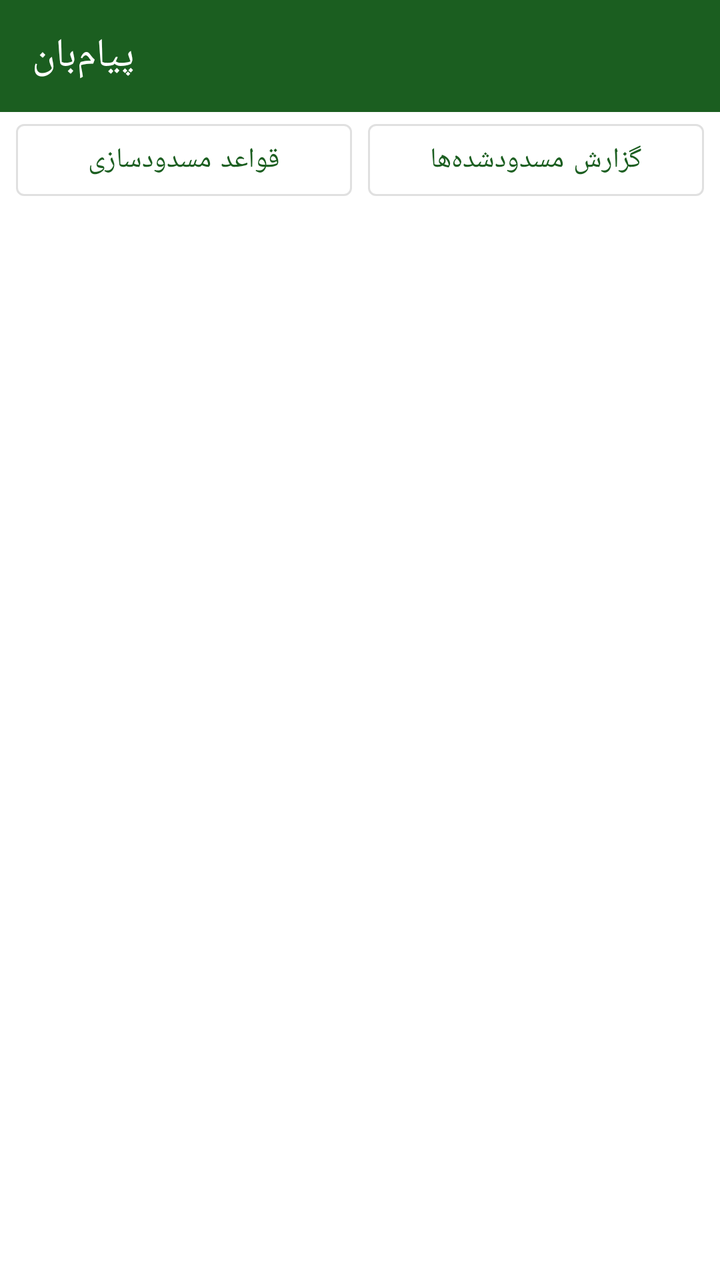
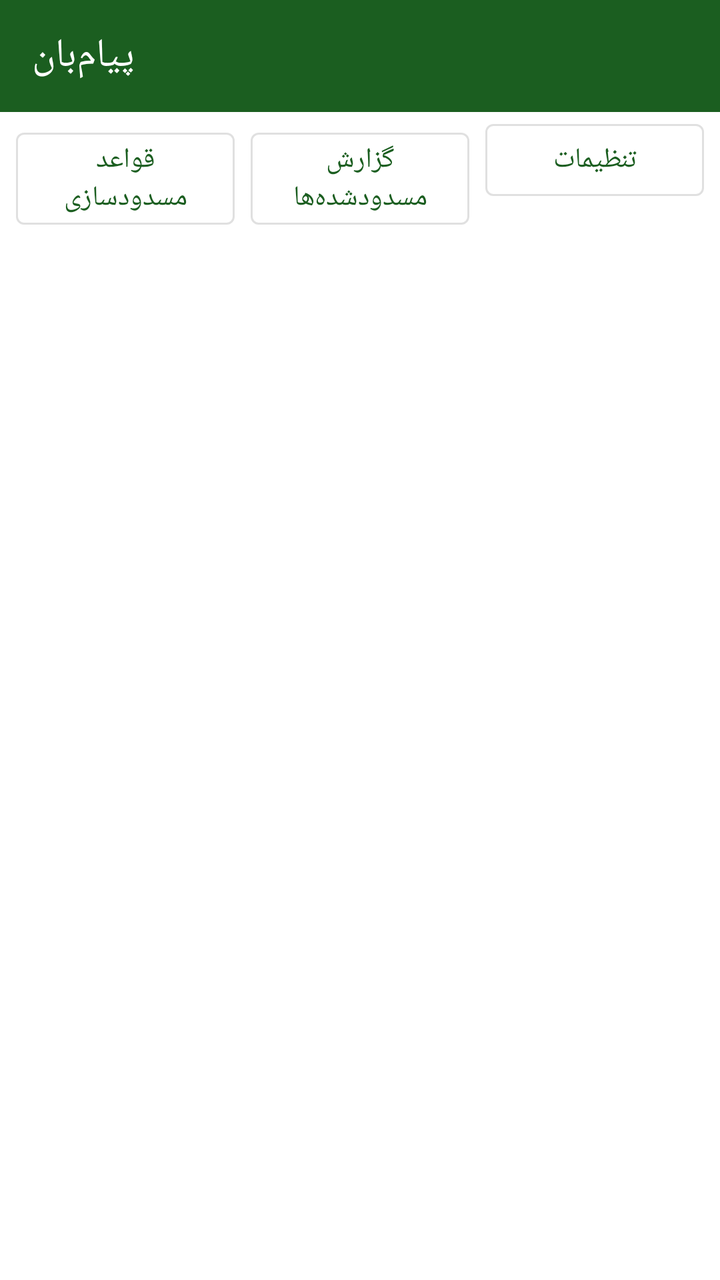

Screens rendered from an Android XML layout before and after an edit, with the pre-edit source and the edit as a unified diff.
<!-- AndroidManifest.xml: application theme Theme.SmsGuard -->
<!-- res/layout/activity_main.xml -->
<?xml version="1.0" encoding="utf-8"?>
<LinearLayout xmlns:android="http://schemas.android.com/apk/res/android"
    xmlns:app="http://schemas.android.com/apk/res-auto"
    android:layout_width="match_parent"
    android:layout_height="match_parent"
    android:orientation="vertical">

    <com.google.android.material.appbar.MaterialToolbar
        android:id="@+id/toolbar"
        android:layout_width="match_parent"
        android:layout_height="?attr/actionBarSize"
        android:background="?attr/colorPrimary"
        app:title="@string/app_name"
        app:titleTextColor="@android:color/white" />

    <com.google.android.material.card.MaterialCardView
        android:id="@+id/cardDefaultBanner"
        android:layout_width="match_parent"
        android:layout_height="wrap_content"
        android:layout_margin="8dp"
        android:visibility="gone"
        app:cardCornerRadius="8dp">

        <LinearLayout
            android:layout_width="match_parent"
            android:layout_height="wrap_content"
            android:orientation="vertical"
            android:padding="12dp">

            <TextView
                android:layout_width="match_parent"
                android:layout_height="wrap_content"
                android:text="@string/not_default_banner"
                android:textSize="14sp" />

            <com.google.android.material.button.MaterialButton
                android:id="@+id/buttonMakeDefault"
                android:layout_width="wrap_content"
                android:layout_height="wrap_content"
                android:layout_marginTop="8dp"
                android:text="@string/make_default" />
        </LinearLayout>
    </com.google.android.material.card.MaterialCardView>

    <LinearLayout
        android:layout_width="match_parent"
        android:layout_height="wrap_content"
        android:orientation="horizontal"
        android:paddingStart="8dp"
        android:paddingEnd="8dp">

        <com.google.android.material.button.MaterialButton
            android:id="@+id/buttonRules"
            style="@style/Widget.MaterialComponents.Button.OutlinedButton"
            android:layout_width="0dp"
            android:layout_height="wrap_content"
            android:layout_weight="1"
            android:text="@string/rules" />

        <com.google.android.material.button.MaterialButton
            android:id="@+id/buttonBlocked"
            style="@style/Widget.MaterialComponents.Button.OutlinedButton"
            android:layout_width="0dp"
            android:layout_height="wrap_content"
            android:layout_marginStart="8dp"
            android:layout_weight="1"
            android:text="@string/blocked_log" />
    </LinearLayout>

    <FrameLayout
        android:layout_width="match_parent"
        android:layout_height="0dp"
        android:layout_weight="1">

        <androidx.recyclerview.widget.RecyclerView
            android:id="@+id/recyclerThreads"
            android:layout_width="match_parent"
            android:layout_height="match_parent"
            android:clipToPadding="false"
            android:paddingTop="8dp"
            android:paddingBottom="8dp" />

        <TextView
            android:id="@+id/textEmpty"
            android:layout_width="wrap_content"
            android:layout_height="wrap_content"
            android:layout_gravity="center"
            android:text="@string/no_threads"
            android:visibility="gone" />
    </FrameLayout>

</LinearLayout>
<!-- resources referenced by this layout -->
<resources>
  <string name="app_name">پیام‌بان</string>
  <string name="blocked_log">گزارش مسدودشده‌ها</string>
  <string name="make_default">تعیین به‌عنوان اپ پیامک پیش‌فرض</string>
  <string name="no_threads">هنوز پیامکی وجود ندارد.</string>
  <string name="not_default_banner">این برنامه هنوز اپ پیش‌فرض پیامک نیست. تا وقتی پیش‌فرض نشود، پیامکی دریافت نمی‌کند و قواعد مسدودسازی کار نمی‌کنند.</string>
  <string name="rules">قواعد مسدودسازی</string>
  <style name="Theme.SmsGuard" parent="Theme.MaterialComponents.DayNight.NoActionBar">
          <item name="colorPrimary">@color/colorPrimary</item>
          <item name="colorPrimaryVariant">@color/colorPrimaryDark</item>
          <item name="colorOnPrimary">@android:color/white</item>
          <item name="colorSecondary">@color/colorAccent</item>
          <item name="colorSecondaryVariant">@color/colorAccent</item>
          <item name="colorOnSecondary">@android:color/white</item>
          <item name="android:statusBarColor">@color/colorPrimaryDark</item>
      </style>
  <color name="colorPrimary">#1B5E20</color>
  <color name="colorPrimaryDark">#0D3B12</color>
  <color name="colorAccent">#2E7D32</color>
</resources>

<!-- the commit's change to res/layout/activity_main.xml (unified diff, before → after) -->
@@ -65,6 +65,15 @@
             android:layout_marginStart="8dp"
             android:layout_weight="1"
             android:text="@string/blocked_log" />
+
+        <com.google.android.material.button.MaterialButton
+            android:id="@+id/buttonSettings"
+            style="@style/Widget.MaterialComponents.Button.OutlinedButton"
+            android:layout_width="0dp"
+            android:layout_height="wrap_content"
+            android:layout_marginStart="8dp"
+            android:layout_weight="1"
+            android:text="@string/settings" />
     </LinearLayout>
 
     <FrameLayout
<!-- resource entries referenced after the edit -->
@@ -6,6 +6,7 @@
   <string name="no_threads">هنوز پیامکی وجود ندارد.</string>
   <string name="not_default_banner">این برنامه هنوز اپ پیش‌فرض پیامک نیست. تا وقتی پیش‌فرض نشود، پیامکی دریافت نمی‌کند و قواعد مسدودسازی کار نمی‌کنند.</string>
   <string name="rules">قواعد مسدودسازی</string>
+  <string name="settings">تنظیمات</string>
   <style name="Theme.SmsGuard" parent="Theme.MaterialComponents.DayNight.NoActionBar">
           <item name="colorPrimary">@color/colorPrimary</item>
           <item name="colorPrimaryVariant">@color/colorPrimaryDark</item>
